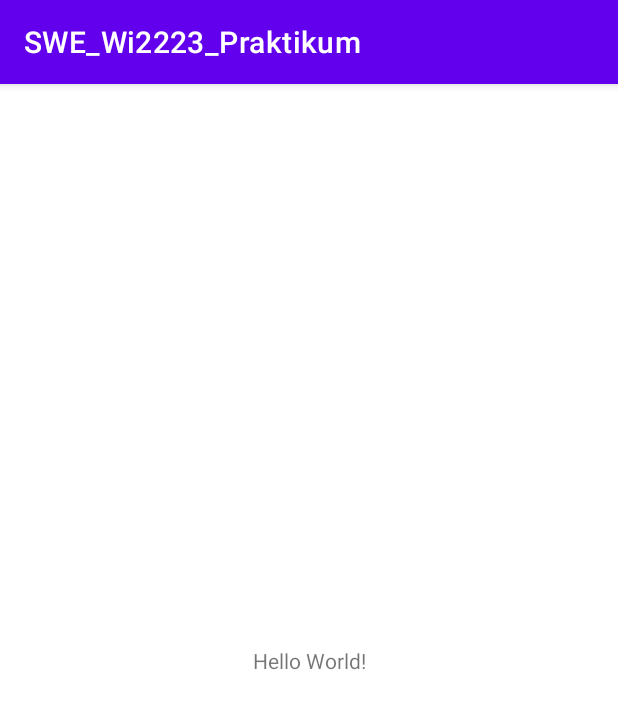
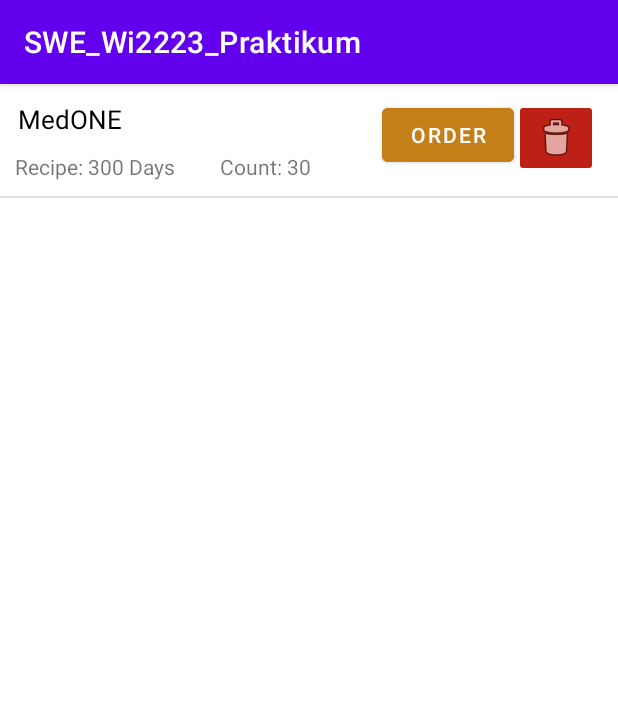
Before and after one commit to Apfelkuch/SwePraktikum, an Android app: the screen it shows after launch (MainActivity), on a phone screen of 412 x 824 dp. Shown: the top 709 px of the screen. Run offline under Robolectric (Android 15) with nearby library versions, the phone set to English and light mode, and no system bars.

Commit message:
Adapter und so...

```diff
--- /dev/null
+++ b/app/src/main/java/de/swe_wi2223_praktikum/Item.java
@@ -0,0 +1,25 @@
+package de.swe_wi2223_praktikum;
+
+public class Item {
+    String medName;
+    int medCount;
+    int recipeCount;
+
+    public Item(String medName, int medCount, int recipeCount) {
+        this.medName = medName;
+        this.medCount = medCount;
+        this.recipeCount = recipeCount;
+    }
+
+    public String getMedName() {
+        return medName;
+    }
+
+    public int getMedCount() {
+        return medCount;
+    }
+
+    public int getRecipeCount() {
+        return recipeCount;
+    }
+}
--- a/app/src/main/java/de/swe_wi2223_praktikum/MainActivity.java
+++ b/app/src/main/java/de/swe_wi2223_praktikum/MainActivity.java
@@ -1,14 +1,32 @@
 package de.swe_wi2223_praktikum;
+
 
 import androidx.appcompat.app.AppCompatActivity;
 
+import android.content.ClipData;
+
 import android.os.Bundle;
+import android.widget.ArrayAdapter;
+import android.widget.ListView;
+import android.os.Bundle;
+import android.widget.ListView;
+
+import java.util.ArrayList;
 
 public class MainActivity extends AppCompatActivity {
+
+    ListView simpleList;
+    ArrayList<Item> medList = new ArrayList<>();
 
     @Override
     protected void onCreate(Bundle savedInstanceState) {
         super.onCreate(savedInstanceState);
         setContentView(R.layout.activity_main);
+        simpleList =  (ListView) findViewById(R.id.simpleListView);
+        medList.add(new Item("MedONE",3,3));
+
+
+        MedAdapter medAdapter = new MedAdapter(this, R.layout.medi_fragment,medList);
+        simpleList.setAdapter(medAdapter);
     }
 }
--- /dev/null
+++ b/app/src/main/java/de/swe_wi2223_praktikum/MedAdapter.java
@@ -0,0 +1,41 @@
+package de.swe_wi2223_praktikum;
+
+import android.content.Context;
+import android.view.LayoutInflater;
+import android.view.View;
+import android.view.ViewGroup;
+import android.widget.TextView;
+import android.widget.ArrayAdapter;
+
+import androidx.annotation.NonNull;
+import androidx.annotation.Nullable;
+
+import java.util.ArrayList;
+
+public class MedAdapter extends ArrayAdapter<Item>{
+
+    ArrayList<Item> medList;
+
+    public MedAdapter(Context context, int textViewResourceId, ArrayList<Item> objects){
+        super(context, textViewResourceId, objects);
+        medList = objects;
+
+
+    }
+
+    @Override
+    public int getCount() {
+        return super.getCount();
+    }
+
+    @NonNull
+    @Override
+    public View getView(int position, @Nullable View convertView, @NonNull ViewGroup parent) {
+        View v = convertView;
+        LayoutInflater inflater = (LayoutInflater) getContext().getSystemService(Context.LAYOUT_INFLATER_SERVICE);
+        v = inflater.inflate(R.layout.medi_fragment,null);
+        TextView textView = (TextView) v.findViewById(R.id.Med_name);
+        textView.setText(medList.get(position).getMedName());
+        return v;
+    }
+}
--- a/app/src/main/res/layout/activity_main.xml
+++ b/app/src/main/res/layout/activity_main.xml
@@ -1,18 +1,17 @@
 <?xml version="1.0" encoding="utf-8"?>
-<androidx.constraintlayout.widget.ConstraintLayout xmlns:android="http://schemas.android.com/apk/res/android"
-    xmlns:app="http://schemas.android.com/apk/res-auto"
+<RelativeLayout xmlns:android="http://schemas.android.com/apk/res/android"
     xmlns:tools="http://schemas.android.com/tools"
     android:layout_width="match_parent"
     android:layout_height="match_parent"
     tools:context=".MainActivity">
 
-    <TextView
-        android:layout_width="wrap_content"
-        android:layout_height="wrap_content"
-        android:text="Hello World!"
-        app:layout_constraintBottom_toBottomOf="parent"
-        app:layout_constraintEnd_toEndOf="parent"
-        app:layout_constraintStart_toStartOf="parent"
-        app:layout_constraintTop_toTopOf="parent" />
 
-</androidx.constraintlayout.widget.ConstraintLayout>
+
+
+        <ListView
+            android:id="@+id/simpleListView"
+            android:layout_width="match_parent"
+            android:layout_height="match_parent" />
+
+
+</RelativeLayout>
--- /dev/null
+++ b/app/src/main/res/layout/medi_fragment.xml
@@ -0,0 +1,98 @@
+<?xml version="1.0" encoding="utf-8"?>
+<RelativeLayout xmlns:android="http://schemas.android.com/apk/res/android"
+    xmlns:app="http://schemas.android.com/apk/res-auto"
+    xmlns:tools="http://schemas.android.com/tools"
+    android:layout_width="match_parent"
+    android:layout_height="match_parent">
+
+    <androidx.cardview.widget.CardView
+        android:layout_width="match_parent"
+        android:layout_height="wrap_content"
+        app:cardCornerRadius="6dp"
+        android:layout_marginTop="10dp"
+        android:layout_marginBottom="10dp"/>
+
+        <RelativeLayout
+            android:layout_width="match_parent"
+            android:layout_height="wrap_content"
+            android:padding="10dp">
+
+            <TextView
+                android:id="@+id/Med_name"
+                android:layout_width="wrap_content"
+                android:layout_height="wrap_content"
+                android:text="MEDI ONE"
+                android:layout_alignParentStart="true"
+                android:layout_marginTop="1dp"
+                android:layout_marginStart="2dp"
+                android:textColor="@color/black"
+                android:paddingEnd="10dp"
+                android:textSize="17sp"
+                tools:ignore="RtlSymmetry" />
+
+
+            <ImageButton
+                android:id="@+id/trashbin"
+                android:layout_width="wrap_content"
+                android:layout_height="wrap_content"
+                android:backgroundTint="@color/red"
+                android:layout_marginEnd="3dp"
+                android:layout_alignParentEnd="true"
+                app:srcCompat="@android:drawable/ic_menu_delete" />
+
+            <Button
+                android:id="@+id/Order_button"
+                android:layout_width="wrap_content"
+                android:layout_height="wrap_content"
+                android:layout_marginStart="5dp"
+                android:backgroundTint="@color/orange"
+                android:layout_toStartOf="@+id/trashbin"
+                android:text="Order" />
+
+
+
+            <TextView
+                android:id="@+id/recipe"
+                android:layout_below="@+id/Med_name"
+                android:layout_width="wrap_content"
+                android:layout_height="wrap_content"
+                android:layout_alignParentStart="true"
+                android:layout_marginTop="10dp"
+                android:text="Recipe:" />
+
+            <TextView
+                android:id="@+id/day_count"
+                android:layout_below="@+id/Med_name"
+                android:layout_marginTop="10dp"
+                android:layout_width="wrap_content"
+                android:layout_height="wrap_content"
+                android:layout_toEndOf="@id/recipe"
+                android:layout_marginStart="3dp"
+                android:text="300 Days" />
+
+            <TextView
+                android:id="@+id/Med_count_text"
+                android:layout_below="@+id/Med_name"
+                android:layout_marginTop="10dp"
+                android:layout_toEndOf="@+id/day_count"
+                android:layout_marginStart="30dp"
+                android:layout_width="wrap_content"
+                android:layout_height="wrap_content"
+                android:text="Count:" />
+
+            <TextView
+                android:id="@+id/Med_count"
+                android:layout_below="@+id/Med_name"
+                android:layout_width="wrap_content"
+                android:layout_height="wrap_content"
+                android:layout_toEndOf="@+id/Med_count_text"
+
+                android:layout_marginStart="3dp"
+                android:layout_marginTop="10dp"
+                android:layout_marginRight="2dp"
+                android:text="30" />
+
+
+        </RelativeLayout>
+
+</RelativeLayout>
--- a/app/src/main/res/values/colors.xml
+++ b/app/src/main/res/values/colors.xml
@@ -7,4 +7,6 @@
     <color name="teal_700">#FF018786</color>
     <color name="black">#FF000000</color>
     <color name="white">#FFFFFFFF</color>
+    <color name="red">#BD2014</color>
+    <color name="orange">#C57F18</color>
 </resources>
```
